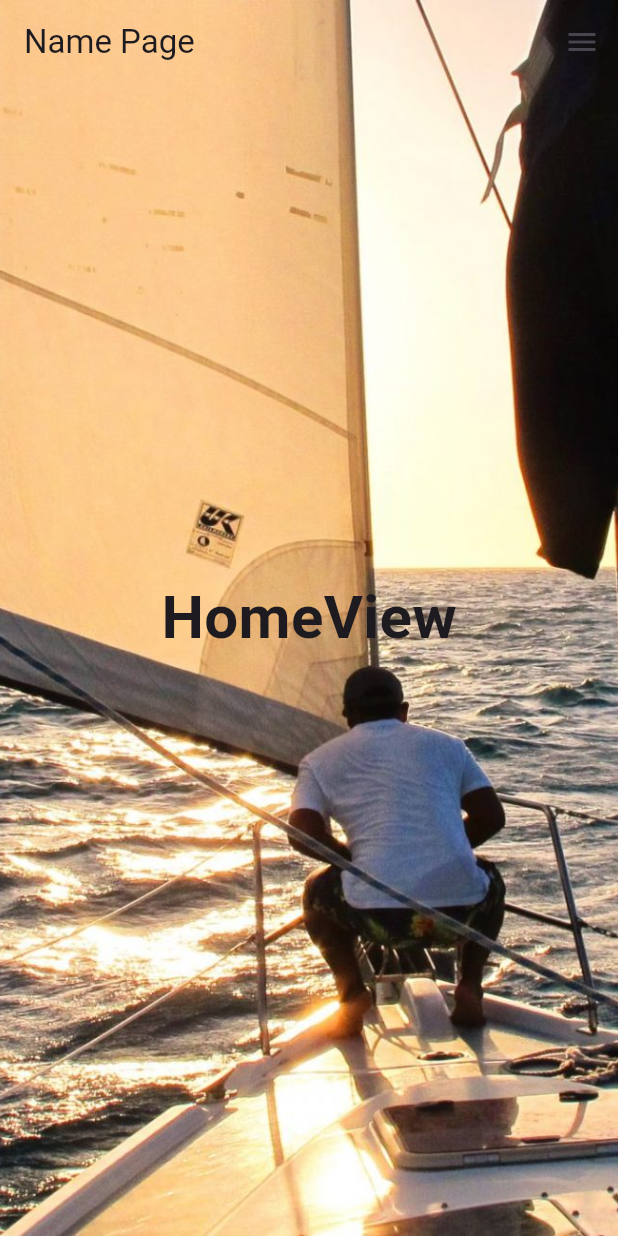
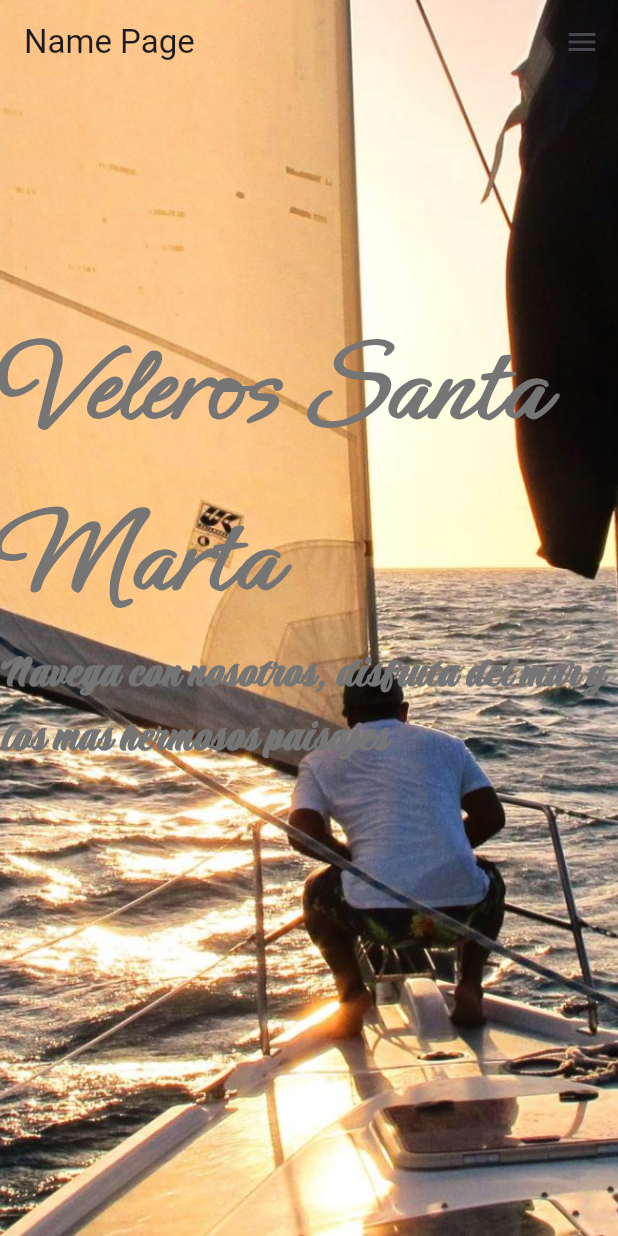
Before and after one commit to milangrisano/veleros-santa-marta, a Flutter app: the screen it shows after launch, on a phone screen of 412 x 824 dp. Run offline on Flutter 3.47's test engine with Material 3 defaults, Android fonts, the phone set to English and light mode, and no system bars; our stand-ins replace fluro; missing offline and left inert: universal_html.

Commit message:
Home View

```diff
--- a/lib/shared/extend_appbar_icon.dart
+++ b/lib/shared/extend_appbar_icon.dart
@@ -20,7 +20,7 @@ class ExtendAppBarIcon extends StatelessWidget {
         onPressed: () => onPressed(),
         icon: Icon(icon),
         tooltip: text,
-        color: Colors.black,
+        color: Colors.white,
       ),
     );
   }
--- a/lib/ui/view/home_view.dart
+++ b/lib/ui/view/home_view.dart
@@ -6,20 +6,38 @@ class HomeView extends StatelessWidget {
   @override
   Widget build(BuildContext context) {
     return Container(
-       decoration: const BoxDecoration(
+       decoration:  BoxDecoration(
         image: DecorationImage(
-          image: AssetImage('assets/images/background_home.jpg'),
+          image: const AssetImage('assets/images/background_home.jpg'),
           fit: BoxFit.cover,
+          colorFilter: ColorFilter.mode(
+            Colors.grey.shade600,
+            BlendMode.softLight
+          ),
         )
       ),
-      child: const Center(
-        child: Text(
-          'HomeView',
-          style: TextStyle(
-            fontWeight: FontWeight.bold,
-            fontSize: 40
+      child:  Column(
+        children: [
+          const SizedBox(height: 200,),
+          Text(
+            'Veleros Santa Marta',
+            style: TextStyle(
+              fontWeight: FontWeight.bold,
+              fontSize: 80,
+              color: Colors.grey[600],
+              fontFamily: 'Ephesis',
+            ),
           ),
-        )
+          Text(
+            'Navega con nosotros, disfruta del mar y los mas hermosos paisajes',
+            style: TextStyle(
+              fontWeight: FontWeight.bold,
+              fontSize: 30,
+              color: Colors.grey[600],
+              fontFamily: 'Praise',
+            ),
+          ),
+        ],
       ),
     );
   }
--- a/pubspec.yaml
+++ b/pubspec.yaml
@@ -28,3 +28,9 @@ flutter:
     - family: DancingScript
       fonts:
         - asset: assets/fonts/DancingScript-VariableFont_wght.ttf
+    - family: Ephesis
+      fonts:
+        - asset: assets/fonts/Ephesis-Regular.ttf
+    - family: Praise
+      fonts:
+        - asset: assets/fonts/Praise-Regular.ttf
```
Also changed, not shown: lib/responsive/desktop_scaffold.dart (+9 -3 lines), lib/shared/extend_appbar_button.dart (+7 -0 lines), assets/fonts/Ephesis-Regular.ttf (added), assets/fonts/Praise-Regular.ttf (added).
